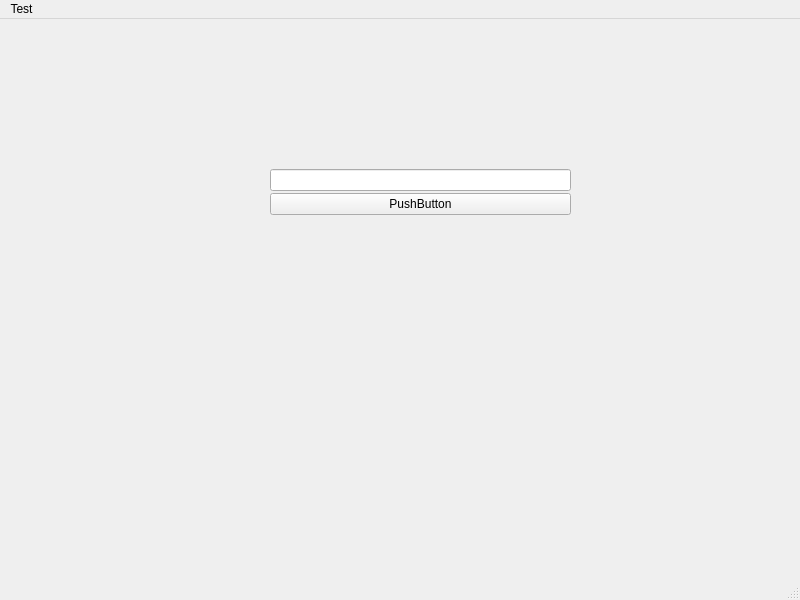
This is ui/test3.ui in TheRedshift/DMShield as Qt 5 draws it before an edit. The edited form follows.
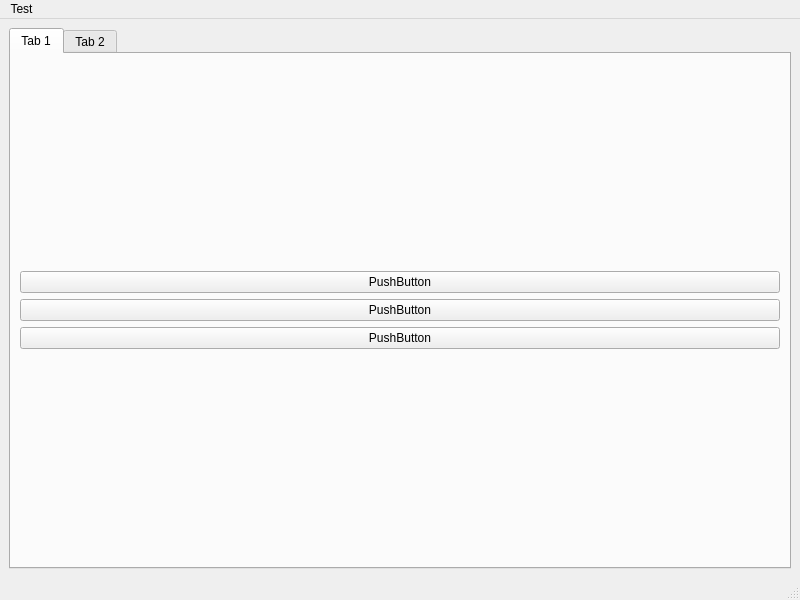
This is the edited form.

Commit message: swapped to using a class for the UI, and connected a simple button that prints to the console

Patch:
```diff
--- a/ui/test3.ui
+++ b/ui/test3.ui
@@ -17,22 +17,19 @@
    <bool>false</bool>
   </property>
   <widget class="QWidget" name="centralwidget">
-   <widget class="QWidget" name="verticalLayoutWidget">
-    <property name="geometry">
-     <rect>
-      <x>270</x>
-      <y>150</y>
-      <width>301</width>
-      <height>271</height>
-     </rect>
-    </property>
+   <layout class="QHBoxLayout" name="horizontalLayout">
+    <item>
+     <widget class="QTabWidget" name="tabWidget">
+      <property name="currentIndex">
+       <number>0</number>
+      </property>
+      <widget class="QWidget" name="tab">
+       <attribute name="title">
+        <string>Tab 1</string>
+       </attribute>
+       <layout class="QVBoxLayout" name="verticalLayout_2">
+        <item>
     <layout class="QVBoxLayout" name="verticalLayout">
-     <property name="spacing">
-      <number>2</number>
-     </property>
-     <item>
-      <widget class="QLineEdit" name="lineEdit"/>
-     </item>
      <item>
       <widget class="QPushButton" name="pushButton">
        <property name="text">
@@ -41,20 +38,44 @@
       </widget>
      </item>
      <item>
-      <spacer name="verticalSpacer">
-       <property name="orientation">
-        <enum>Qt::Vertical</enum>
-       </property>
-       <property name="sizeHint" stdset="0">
-        <size>
-         <width>20</width>
-         <height>40</height>
-        </size>
-       </property>
-      </spacer>
-     </item>
-    </layout>
-   </widget>
+           <widget class="QPushButton" name="pushButton_2">
+            <property name="text">
+             <string>PushButton</string>
+            </property>
+           </widget>
+          </item>
+          <item>
+           <widget class="QPushButton" name="pushButton_3">
+            <property name="text">
+             <string>PushButton</string>
+            </property>
+           </widget>
+          </item>
+         </layout>
+        </item>
+       </layout>
+      </widget>
+      <widget class="QWidget" name="tab_2">
+       <attribute name="title">
+        <string>Tab 2</string>
+       </attribute>
+       <widget class="QLabel" name="label_2">
+        <property name="geometry">
+         <rect>
+          <x>360</x>
+          <y>240</y>
+          <width>47</width>
+          <height>13</height>
+         </rect>
+        </property>
+        <property name="text">
+         <string>Tab 2</string>
+        </property>
+       </widget>
+      </widget>
+     </widget>
+    </item>
+   </layout>
   </widget>
   <widget class="QMenuBar" name="menubar">
    <property name="geometry">
```
Left out of the diff: 12 changed lines with no effect on the pictures. Lines whose indentation alone changed are shown as unchanged. The commit also changes 1 other file.
